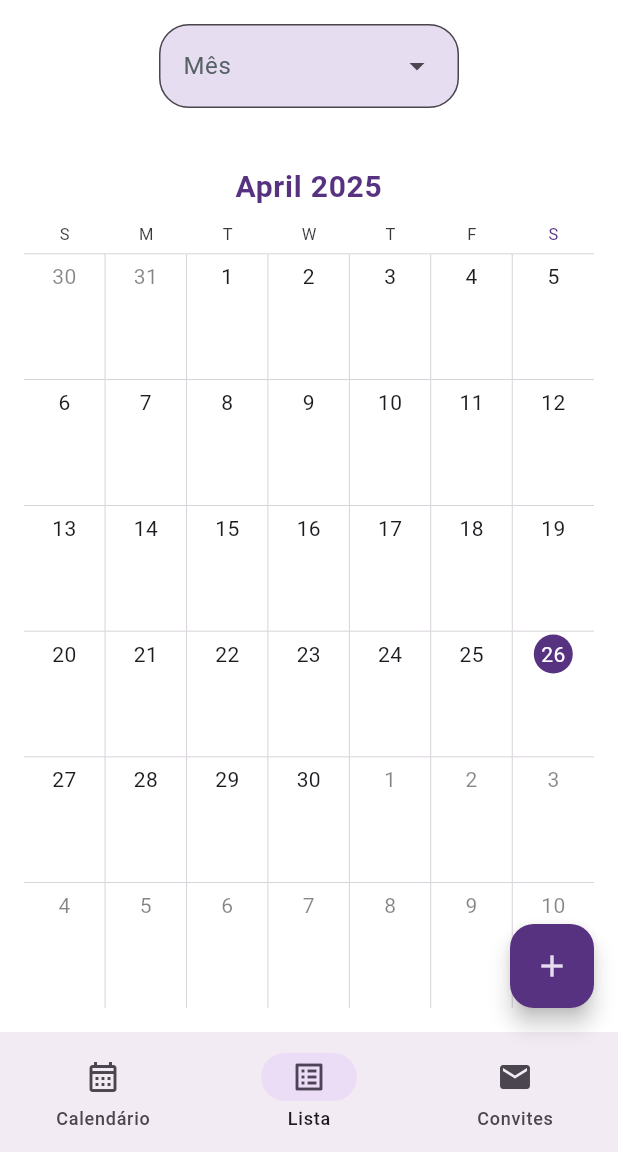
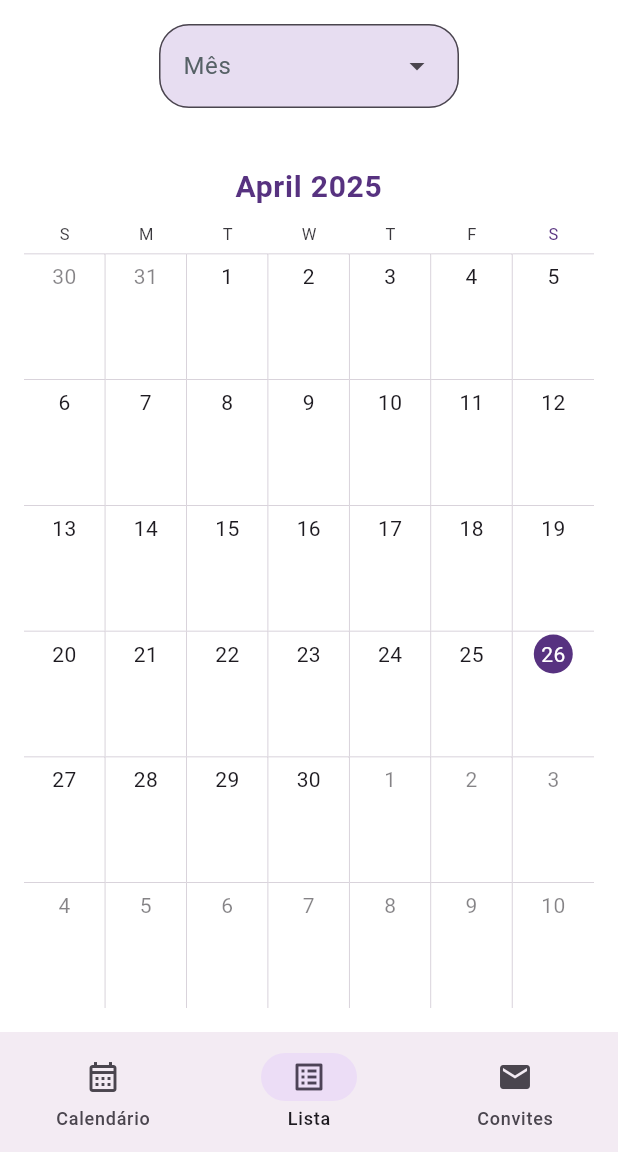
Before and after one commit to pereirathiago/flutter_agenda_app, a Flutter app: the ScheduleView screen opened by its route, swiped to page 2, on a phone screen of 412 x 824 dp, the part 84-1236 px from its top. Run offline on Flutter 3.47's test engine with Material 3 defaults, Android fonts, the phone set to English and light mode, and no system bars; drawn by our look-alikes of syncfusion_flutter_calendar; our stand-ins replace flutter_svg; accounts and stored records are empty.

Commit message:
tirando o botão flutuante

```diff
--- a/lib/ui/invitation/list_invitation_view.dart
+++ b/lib/ui/invitation/list_invitation_view.dart
@@ -9,7 +9,7 @@ class InvitationsScreenView extends StatelessWidget {
   @override
   Widget build(BuildContext context) {
     final userRepo = context.watch<UserRepositoryMemory>();
-final invitationRepo = context.watch<InvitationRepositoryMemory>();
+    final invitationRepo = context.watch<InvitationRepositoryMemory>();
 
     final loggedUser = userRepo.loggedUser;
 
--- a/lib/ui/schedule/schedule_view.dart
+++ b/lib/ui/schedule/schedule_view.dart
@@ -26,12 +26,20 @@ class _ScheduleViewState extends State<ScheduleView> {
   Widget build(BuildContext context) {
     return Scaffold(
       appBar: AppBarWidget(),
-      floatingActionButton: FloatingActionButton(
+      floatingActionButton:
+     ValueListenableBuilder<int>(
+      valueListenable: currentPageNotifier,
+      builder: (context, currentPage, child) {
+        return (currentPage == 0)
+            ?
+      FloatingActionButton(
         onPressed: () {
           Navigator.pushNamed(context, '/new-appointment');
         },
         backgroundColor: AppColors.primary,
         child: const Icon(Icons.add, color: AppColors.primaryDegrade),
+      ): Container();
+      },
       ),
       body: PageView(
         controller: pc,
```
